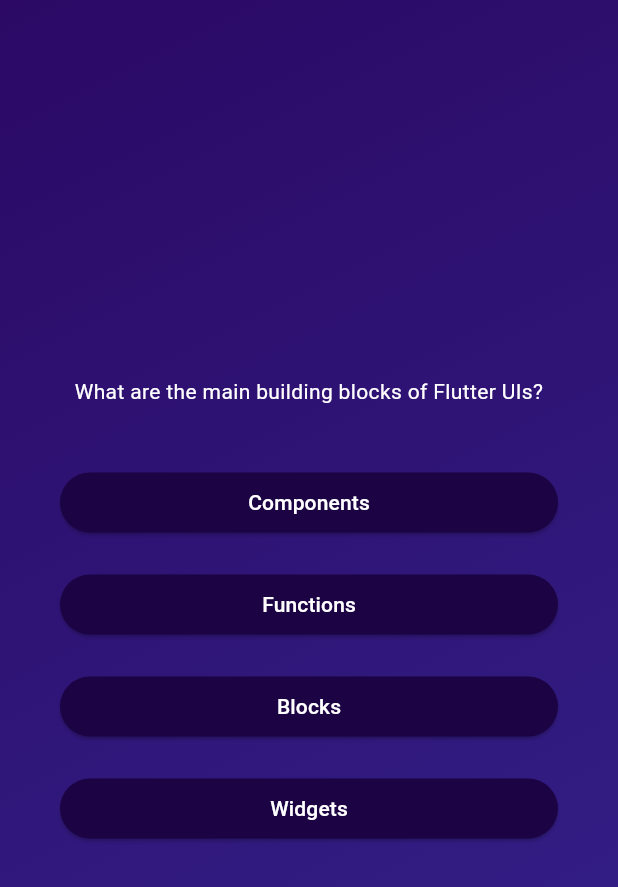
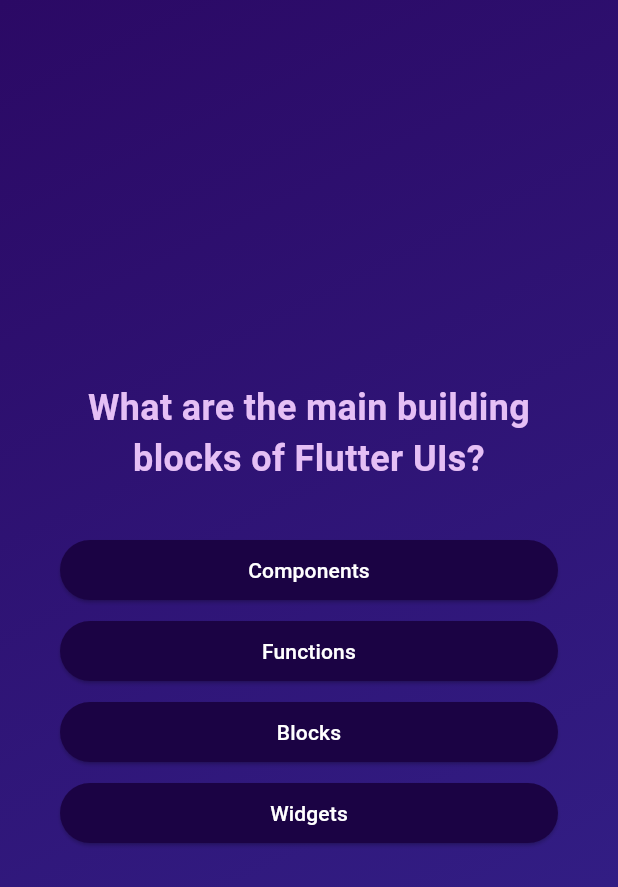
Before and after one commit to KritMukul/quiz_app, a Flutter app: the screen it shows after launch, after a tap on "Start Quiz", on a phone screen of 412 x 824 dp. Shown: the top 887 px of the screen. Run offline on Flutter 3.47's test engine with Material 3 defaults, Android fonts, the phone set to English and light mode, and no system bars; our stand-ins replace google_fonts; Roboto replaces fonts that are missing (Ubuntu).

Commit message:
Fixed Questions exhaust reset

```diff
--- a/lib/answer_button.dart
+++ b/lib/answer_button.dart
@@ -10,7 +10,7 @@ class AnswerButton extends StatelessWidget {
   @override
   Widget build(context) {
     return Container(
-      margin: const EdgeInsets.symmetric(vertical: 10),
+      margin: const EdgeInsets.symmetric(vertical: 3),
       child: ElevatedButton(
         onPressed: onTap,
         style: ElevatedButton.styleFrom(
@@ -20,7 +20,10 @@ class AnswerButton extends StatelessWidget {
               RoundedRectangleBorder(borderRadius: BorderRadius.circular(20)),
           padding: const EdgeInsets.symmetric(vertical: 10, horizontal: 40),
         ),
-        child: Text(answerText),
+        child: Text(
+          answerText,
+          textAlign: TextAlign.center,
+        ),
       ),
     );
   }
--- a/lib/home_page.dart
+++ b/lib/home_page.dart
@@ -1,4 +1,5 @@
 import 'package:flutter/material.dart';
+import 'package:google_fonts/google_fonts.dart';
 
 class HomePage extends StatelessWidget {
   const HomePage(this.startQuiz, {super.key});
@@ -19,9 +20,10 @@ class HomePage extends StatelessWidget {
           const SizedBox(
             height: 50,
           ),
-          const Text(
+          Text(
             'Learn Flutter the fun Way!',
-            style: TextStyle(color: Colors.white),
+            style: GoogleFonts.ubuntu(
+                color: const Color.fromARGB(255, 239, 197, 254), fontSize: 30),
           ),
           const SizedBox(
             height: 30,
@@ -29,6 +31,7 @@ class HomePage extends StatelessWidget {
           OutlinedButton.icon(
             style: OutlinedButton.styleFrom(
               foregroundColor: const Color.fromARGB(255, 240, 203, 250),
+              shape: const LinearBorder(),
             ),
             onPressed: startQuiz,
             icon: const Icon(Icons.arrow_right_alt),
--- a/lib/main.dart
+++ b/lib/main.dart
@@ -3,6 +3,6 @@ import 'package:quiz_app/quiz.dart';
 
 void main() {
   runApp(
-    const Quiz()
+    const Quiz(),
   );
 }
--- a/lib/questions_screen.dart
+++ b/lib/questions_screen.dart
@@ -1,9 +1,12 @@
 import 'package:flutter/material.dart';
 import 'package:quiz_app/answer_button.dart';
 import 'package:quiz_app/data/questions.dart';
+import 'package:google_fonts/google_fonts.dart';
 
 class QuestionScreen extends StatefulWidget {
-  const QuestionScreen({super.key});
+  const QuestionScreen({super.key, required this.onSelectAnswer});
+
+  final void Function(String answer) onSelectAnswer;
   @override
   State<QuestionScreen> createState() {
     return _QuestionScreenState();
@@ -11,9 +14,18 @@ class QuestionScreen extends StatefulWidget {
 }
 
 class _QuestionScreenState extends State<QuestionScreen> {
+  var currentQuestionIndex = 0;
+
+  void answerQuestion(String selectedAnswer) {
+    widget.onSelectAnswer(selectedAnswer);
+    setState(() {
+      currentQuestionIndex++;
+    });
+  }
+
   @override
   Widget build(context) {
-    final currentQuestion = questions[0];
+    final currentQuestion = questions[currentQuestionIndex];
     return SizedBox(
       width: double.infinity,
       child: Container(
@@ -24,14 +36,23 @@ class _QuestionScreenState extends State<QuestionScreen> {
           children: [
             Text(
               currentQuestion.text,
-              style: const TextStyle(color: Colors.white),
+              style: GoogleFonts.ubuntu(
+                color: const Color.fromARGB(255, 229, 191, 245),
+                fontSize: 24,
+                fontWeight: FontWeight.bold,
+              ),
               textAlign: TextAlign.center,
             ),
             const SizedBox(
               height: 30,
             ),
             ...currentQuestion.getShuffledAnswers().map((answer) {
-              return AnswerButton(answerText: answer, onTap: () {});
+              return AnswerButton(
+                answerText: answer,
+                onTap: () {
+                  answerQuestion(answer);
+                },
+              );
             }),
           ],
         ),
--- a/lib/quiz.dart
+++ b/lib/quiz.dart
@@ -1,4 +1,5 @@
 import 'package:flutter/material.dart';
+import 'package:quiz_app/data/questions.dart';
 import 'package:quiz_app/home_page.dart';
 import 'package:quiz_app/questions_screen.dart';
 
@@ -12,6 +13,7 @@ class Quiz extends StatefulWidget {
 }
 
 class _QuizState extends State<Quiz> {
+  List<String> selectedAnswers = [];
   var activeScreen = 'start-screen';
 
   void switchScreen() {
@@ -20,12 +22,24 @@ class _QuizState extends State<Quiz> {
     });
   }
 
+  void chooseAnswer(String answer) {
+    selectedAnswers.add(answer);
+    if (selectedAnswers.length == questions.length) {
+      setState(() {
+        selectedAnswers = [];
+        activeScreen = 'start-screen';
+      });
+    }
+  }
+
   @override
   Widget build(context) {
     Widget screenWidget = HomePage(switchScreen);
 
     if (activeScreen == 'questions-screen') {
-      screenWidget = const QuestionScreen();
+      screenWidget = QuestionScreen(
+        onSelectAnswer: chooseAnswer,
+      );
     }
 
     return MaterialApp(
--- a/pubspec.yaml
+++ b/pubspec.yaml
@@ -35,6 +35,7 @@ dependencies:
   # The following adds the Cupertino Icons font to your application.
   # Use with the CupertinoIcons class for iOS style icons.
   cupertino_icons: ^1.0.6
+  google_fonts: ^6.2.1
 
 dev_dependencies:
   flutter_test:
```
Also changed, not shown: lib/data/questions.dart (+9 -6 lines), pubspec.lock, 1 other file.
